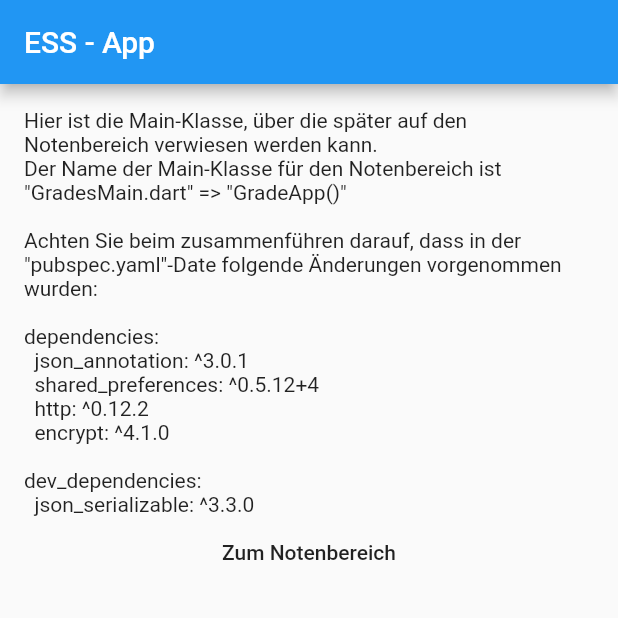
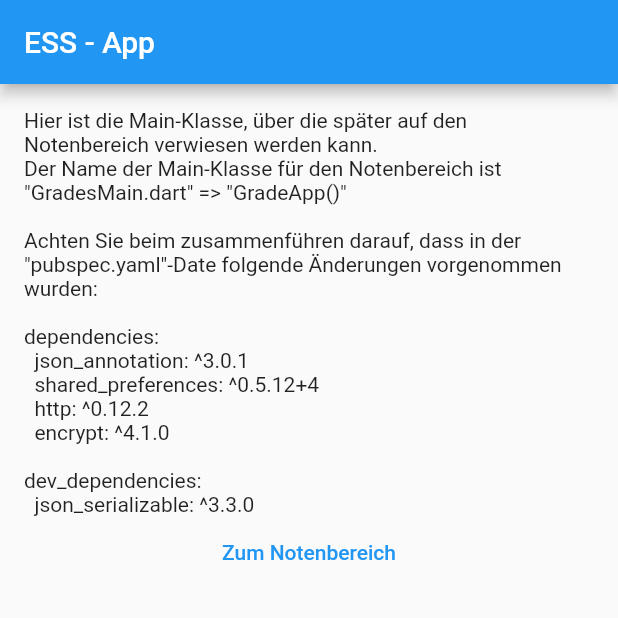
Before and after one commit to frojolp/Schulapp, a Flutter app: the screen it shows after launch, on a phone screen of 412 x 824 dp, the top half of it. Run offline on Flutter 3.47's test engine with Material 2 defaults, Android fonts, the light colour scheme and no system bars; our stand-ins replace shared_preferences; missing offline and left inert: encrypt.

Commit message:
Schönheit

```diff
--- a/lib/main.dart
+++ b/lib/main.dart
@@ -1,20 +1,18 @@
-import'package:flutter/material.dart';
+import 'package:flutter/material.dart';
 import 'GradesMain.dart';
 
 /*
  * Main-Klasse der App, diese wird NICHT benötigt, diese Klasse verweist lediglich auf die Main-Klasse des Notenbereiches (GradesMain.dart) für ein einfacheres Zusammenführen
  */
 
-void main()=>runApp(new MyApp());
-
+void main() => runApp(new MyApp());
 
 class MyApp extends StatelessWidget {
-
   @override
   Widget build(BuildContext context) {
     return new MaterialApp(
       debugShowCheckedModeBanner: false,
-      title:'ESSS - App',
+      title: 'ESSS - App',
       home: MainWidget(),
     );
   }
@@ -31,7 +29,8 @@ class MainWidget extends StatelessWidget {
           padding: EdgeInsets.all(16.0),
           child: Column(
             children: [
-            Text("Hier ist die Main-Klasse, über die später auf den Notenbereich verwiesen werden kann.\n"
+              Text(
+                  "Hier ist die Main-Klasse, über die später auf den Notenbereich verwiesen werden kann.\n"
                   "Der Name der Main-Klasse für den Notenbereich ist \"GradesMain.dart\" => \"GradeApp()\"\n\n"
                   "Achten Sie beim zusammenführen darauf, dass in der \"pubspec.yaml\"-Date folgende Änderungen vorgenommen wurden:\n\n"
                   "dependencies:\n"
@@ -41,20 +40,17 @@ class MainWidget extends StatelessWidget {
                   "  encrypt: ^4.1.0\n\n"
                   "dev_dependencies:\n"
                   "  json_serializable: ^3.3.0"),
-            FlatButton(
+              TextButton(
                 child: Text("Zum Notenbereich"),
                 onPressed: () => navigateToGradesApp(context),
               ),
             ],
-        )
-      ),
+          )),
     );
   }
 
   void navigateToGradesApp(BuildContext context) {
     Navigator.push(
-        context,
-        MaterialPageRoute(builder: (context) => new GradeApp())
-    );
+        context, MaterialPageRoute(builder: (context) => new GradeApp()));
   }
 }
```
Lines whose indentation alone changed are shown as unchanged.
